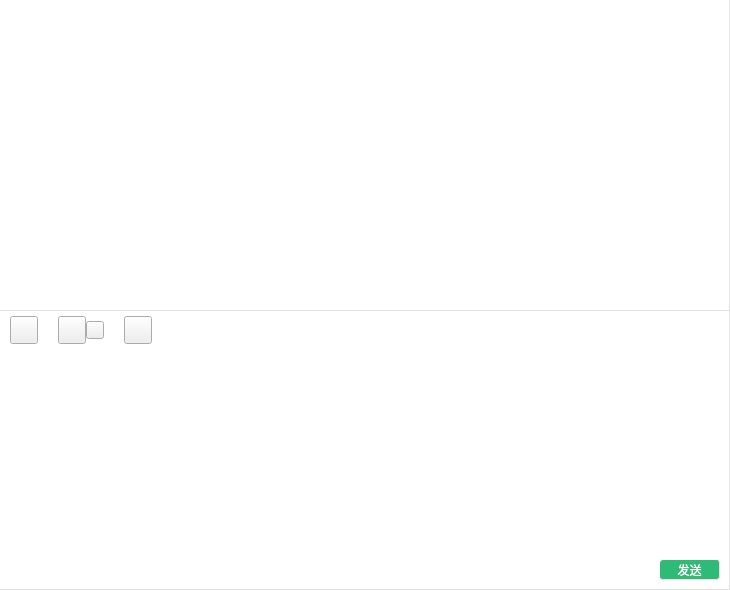
First picture: the form in SoftTerminal/forms/STChatDetail.ui, repository sunpu/softterminal, before the edit.
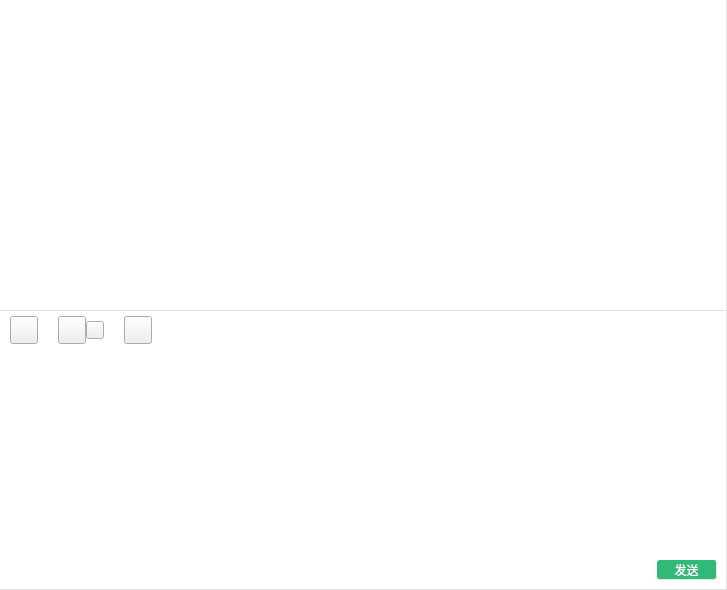
Second picture: the form after the edit. Icons and pictures are not drawn.

```diff
--- a/SoftTerminal/forms/STChatDetail.ui
+++ b/SoftTerminal/forms/STChatDetail.ui
@@ -6,7 +6,7 @@
    <rect>
     <x>0</x>
     <y>0</y>
-    <width>730</width>
+    <width>727</width>
     <height>590</height>
    </rect>
   </property>
```
